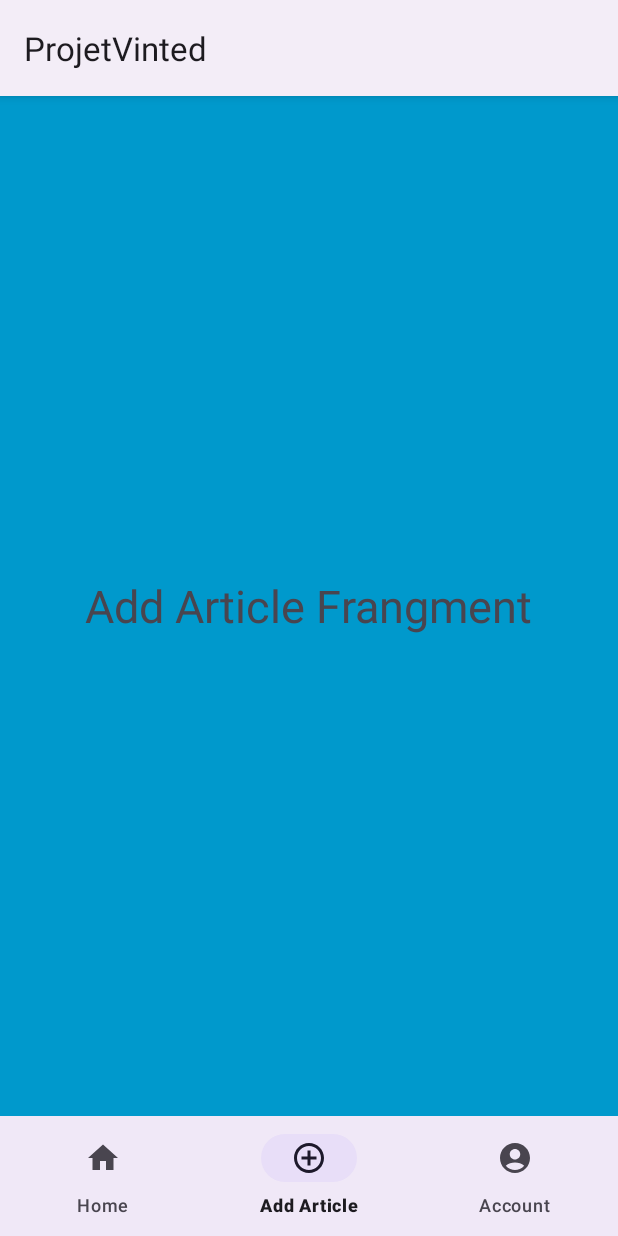
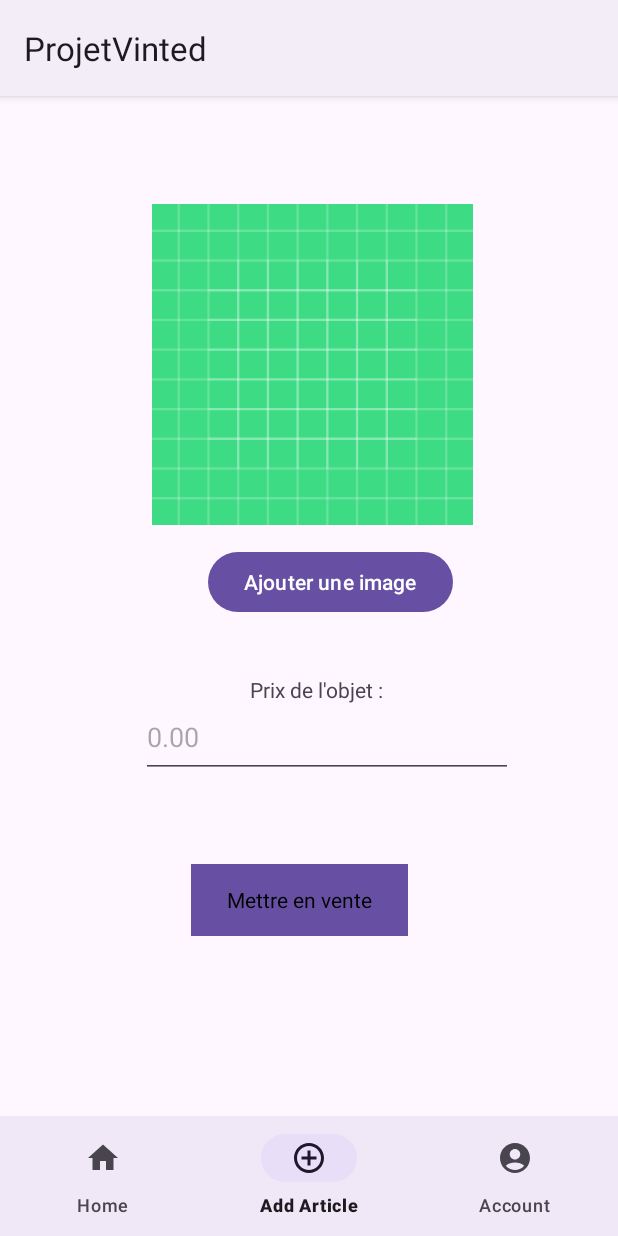
Before and after one commit to AdrienJ0/ProjetVinted, an Android app: the screen it shows after launch once a user with an empty profile is signed in (MainActivity), item 2 of the bottom bar chosen, on a phone screen of 412 x 824 dp. Run offline under Robolectric (Android 15) with nearby library versions, the phone set to English and light mode, and no system bars; our stand-ins replace Firebase (no records; nobody signed in at launch, a user with empty details on screens opened directly).

Commit message:
merge Jean

```diff
--- a/app/src/main/res/layout/fragment_add_article.xml
+++ b/app/src/main/res/layout/fragment_add_article.xml
@@ -1,14 +1,66 @@
 <?xml version="1.0" encoding="utf-8"?>
-<RelativeLayout xmlns:android="http://schemas.android.com/apk/res/android"
+<androidx.constraintlayout.widget.ConstraintLayout xmlns:android="http://schemas.android.com/apk/res/android"
+    xmlns:app="http://schemas.android.com/apk/res-auto"
+    xmlns:tools="http://schemas.android.com/tools"
     android:layout_width="match_parent"
     android:layout_height="match_parent"
-    android:background="@android:color/holo_blue_dark">
+    tools:context=".MainActivity">
+
+    <Button
+        android:id="@+id/mettre"
+        style="@android:style/Widget.Button"
+        android:layout_width="wrap_content"
+        android:layout_height="wrap_content"
+        android:layout_marginEnd="140dp"
+        android:layout_marginBottom="120dp"
+        android:background="@android:color/darker_gray"
+        android:backgroundTint="@color/black"
+        android:text="Mettre en vente"
+        app:layout_constraintBottom_toBottomOf="parent"
+        app:layout_constraintEnd_toEndOf="parent" />
+
+
+
+    <Button
+        android:id="@+id/ajouter"
+        android:layout_width="wrap_content"
+        android:layout_height="wrap_content"
+        android:layout_marginTop="300dp"
+        android:layout_marginEnd="110dp"
+        android:text="Ajouter une image"
+        app:layout_constraintEnd_toEndOf="parent"
+        app:layout_constraintTop_toTopOf="parent" />
 
     <TextView
+        android:id="@+id/textView"
         android:layout_width="wrap_content"
         android:layout_height="wrap_content"
-        android:text="Add Article Frangment"
-        android:textSize="30sp"
-        android:layout_centerInParent="true"/>
+        android:layout_marginTop="38dp"
+        android:layout_marginEnd="156dp"
+        android:text="Prix de l'objet :"
+        app:layout_constraintEnd_toEndOf="parent"
+        app:layout_constraintTop_toBottomOf="@+id/ajouter" />
 
-</RelativeLayout>
+    <EditText
+        android:id="@+id/prixId"
+        android:layout_width="248dp"
+        android:layout_height="54dp"
+        android:layout_marginEnd="70dp"
+        android:layout_marginBottom="57dp"
+        android:ems="10"
+        android:hint="0.00"
+        android:inputType="numberDecimal"
+        app:layout_constraintBottom_toTopOf="@+id/mettre"
+        app:layout_constraintEnd_toEndOf="parent" />
+
+    <ImageView
+        android:id="@+id/imageView"
+        android:layout_width="247dp"
+        android:layout_height="214dp"
+        android:layout_marginTop="72dp"
+        android:layout_marginEnd="80dp"
+        app:layout_constraintEnd_toEndOf="parent"
+        app:layout_constraintTop_toTopOf="parent"
+        app:srcCompat="@drawable/ic_launcher_background" />
+
+</androidx.constraintlayout.widget.ConstraintLayout>
```
Also changed, not shown: app/src/main/res/layout/fragment_account.xml (+39 -9 lines).
